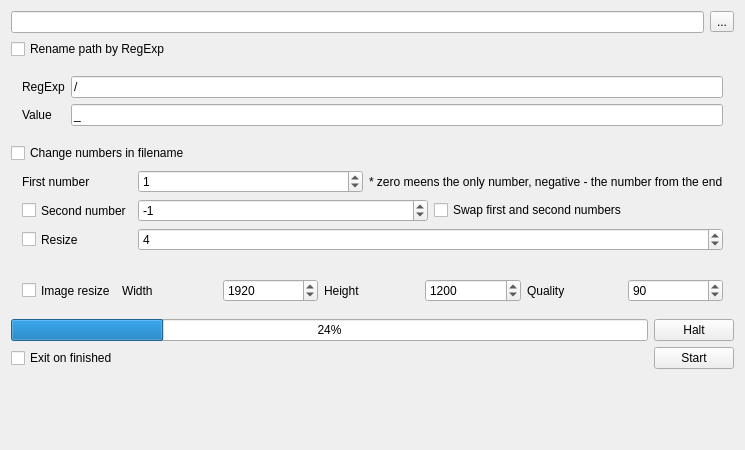
Qt form UtilsZ/RenameDir/MainWindow.ui (DevilCCCP/Code) before a commit.
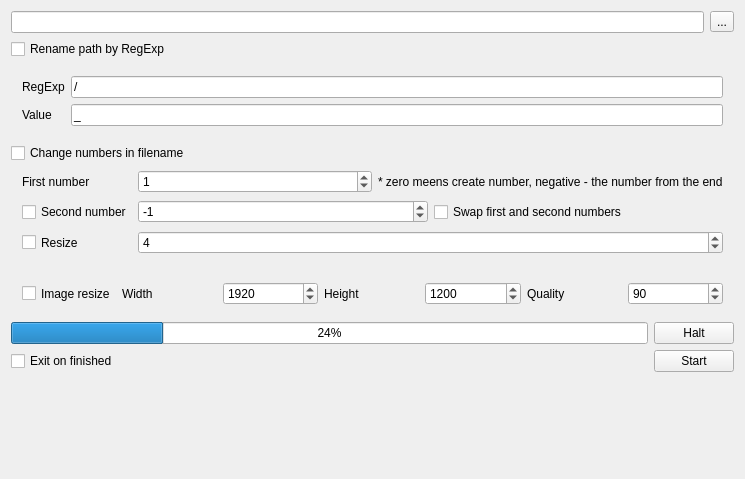
The same form after that commit. Icons and pictures are not drawn.

The edit to the form file:
```diff
--- a/UtilsZ/RenameDir/MainWindow.ui
+++ b/UtilsZ/RenameDir/MainWindow.ui
@@ -7,7 +7,7 @@
     <x>0</x>
     <y>0</y>
     <width>745</width>
-    <height>450</height>
+    <height>479</height>
    </rect>
   </property>
   <property name="windowTitle">
@@ -169,7 +169,7 @@
          <item>
           <widget class="QLabel" name="label_4">
            <property name="text">
-            <string>* zero meens the only number, negative - the number from the end</string>
+            <string>* zero meens create number, negative - the number from the end</string>
            </property>
           </widget>
          </item>
```
